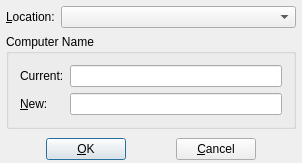
First picture: the form in APP/src/plugins/usermanager/settingsdialog/settingsdialog.ui, repository RallyWRT/qtapplications, before the edit.
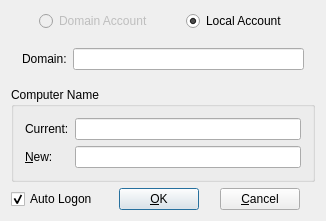
Second picture: the form after the edit. The open tabs and pages were chosen to show the change.

Commit message: Domain Support!

Diff of the .ui file:
```diff
--- a/APP/src/plugins/usermanager/settingsdialog/settingsdialog.ui
+++ b/APP/src/plugins/usermanager/settingsdialog/settingsdialog.ui
@@ -6,24 +6,41 @@
    <rect>
     <x>0</x>
     <y>0</y>
-    <width>305</width>
-    <height>174</height>
+    <width>323</width>
+    <height>201</height>
    </rect>
   </property>
   <property name="windowTitle">
    <string>SettingsDialog</string>
   </property>
-  <layout class="QGridLayout" name="gridLayout_3">
-   <property name="sizeConstraint">
-    <enum>QLayout::SetFixedSize</enum>
-   </property>
-   <property name="margin">
-    <number>3</number>
-   </property>
-   <item row="1" column="0">
-    <layout class="QHBoxLayout" name="horizontalLayout">
+  <layout class="QGridLayout" name="gridLayout_4">
+   <item row="0" column="0">
+    <layout class="QHBoxLayout" name="horizontalLayout_4">
+     <item>
+      <spacer name="horizontalSpacer_4">
+       <property name="orientation">
+        <enum>Qt::Horizontal</enum>
+       </property>
+       <property name="sizeHint" stdset="0">
+        <size>
+         <width>40</width>
+         <height>20</height>
+        </size>
+       </property>
+      </spacer>
+     </item>
      <item>
-      <spacer name="horizontalSpacer">
+      <widget class="QRadioButton" name="radioButtonDomainAccount">
+       <property name="enabled">
+        <bool>false</bool>
+       </property>
+       <property name="text">
+        <string>Domain Account</string>
+       </property>
+      </widget>
+     </item>
+     <item>
+      <spacer name="horizontalSpacer_5">
        <property name="orientation">
         <enum>Qt::Horizontal</enum>
        </property>
@@ -36,37 +53,17 @@
       </spacer>
      </item>
      <item>
-      <widget class="QPushButton" name="pushButtonOK">
+      <widget class="QRadioButton" name="radioButtonLocalAccount">
        <property name="text">
-        <string>&amp;OK</string>
+        <string>Local Account</string>
        </property>
-       <property name="default">
+       <property name="checked">
         <bool>true</bool>
        </property>
       </widget>
      </item>
      <item>
-      <spacer name="horizontalSpacer_3">
-       <property name="orientation">
-        <enum>Qt::Horizontal</enum>
-       </property>
-       <property name="sizeHint" stdset="0">
-        <size>
-         <width>40</width>
-         <height>20</height>
-        </size>
-       </property>
-      </spacer>
-     </item>
-     <item>
-      <widget class="QPushButton" name="pushButtonCancel">
-       <property name="text">
-        <string>&amp;Cancel</string>
-       </property>
-      </widget>
-     </item>
-     <item>
-      <spacer name="horizontalSpacer_2">
+      <spacer name="horizontalSpacer_6">
        <property name="orientation">
         <enum>Qt::Horizontal</enum>
        </property>
@@ -80,7 +77,7 @@
      </item>
     </layout>
    </item>
-   <item row="0" column="0">
+   <item row="1" column="0">
     <widget class="QStackedWidget" name="stackedWidget">
      <property name="currentIndex">
       <number>0</number>
@@ -145,7 +142,29 @@
          </item>
         </layout>
        </item>
-       <item row="1" column="0">
+      </layout>
+     </widget>
+     <widget class="QWidget" name="page">
+      <layout class="QGridLayout" name="gridLayout_3">
+       <item row="0" column="0">
+        <layout class="QHBoxLayout" name="horizontalLayout_3">
+         <item>
+          <widget class="QLabel" name="labelDomain">
+           <property name="text">
+            <string>Domain:</string>
+           </property>
+          </widget>
+         </item>
+         <item>
+          <widget class="QLineEdit" name="lineEdit"/>
+         </item>
+        </layout>
+       </item>
+      </layout>
+     </widget>
+    </widget>
+   </item>
+   <item row="2" column="0">
         <widget class="QGroupBox" name="groupBox_2">
          <property name="title">
           <string>Computer Name</string>
@@ -191,9 +210,75 @@
          </layout>
         </widget>
        </item>
-      </layout>
-     </widget>
-    </widget>
+   <item row="3" column="0">
+    <layout class="QHBoxLayout" name="horizontalLayout">
+     <item>
+      <widget class="QCheckBox" name="checkBoxAutoLogon">
+       <property name="text">
+        <string>Auto Logon</string>
+       </property>
+       <property name="checked">
+        <bool>true</bool>
+       </property>
+      </widget>
+     </item>
+     <item>
+      <spacer name="horizontalSpacer">
+       <property name="orientation">
+        <enum>Qt::Horizontal</enum>
+       </property>
+       <property name="sizeHint" stdset="0">
+        <size>
+         <width>40</width>
+         <height>20</height>
+        </size>
+       </property>
+      </spacer>
+     </item>
+     <item>
+      <widget class="QPushButton" name="pushButtonOK">
+       <property name="text">
+        <string>&amp;OK</string>
+       </property>
+       <property name="default">
+        <bool>true</bool>
+       </property>
+      </widget>
+     </item>
+     <item>
+      <spacer name="horizontalSpacer_3">
+       <property name="orientation">
+        <enum>Qt::Horizontal</enum>
+       </property>
+       <property name="sizeHint" stdset="0">
+        <size>
+         <width>40</width>
+         <height>20</height>
+        </size>
+       </property>
+      </spacer>
+     </item>
+     <item>
+      <widget class="QPushButton" name="pushButtonCancel">
+       <property name="text">
+        <string>&amp;Cancel</string>
+       </property>
+      </widget>
+     </item>
+     <item>
+      <spacer name="horizontalSpacer_2">
+       <property name="orientation">
+        <enum>Qt::Horizontal</enum>
+       </property>
+       <property name="sizeHint" stdset="0">
+        <size>
+         <width>40</width>
+         <height>20</height>
+        </size>
+       </property>
+      </spacer>
+     </item>
+    </layout>
    </item>
   </layout>
  </widget>
```
Lines whose indentation alone changed are shown as unchanged. The commit also changes 13 other files.
